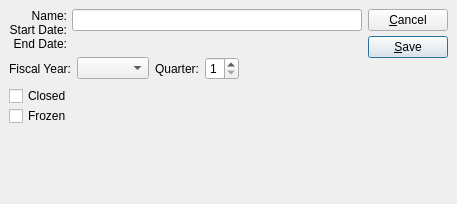
Above: guiclient/accountingPeriod.ui from Pegasus-RPG/xtuple-client before the change. Below: the same form after it.
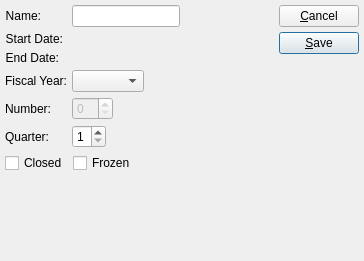
That is the form after the change. Custom widgets are drawn as their Qt base class.

Commit message: issue #9788:  Add support for period number presentation in the client.

Patch:
```diff
--- a/guiclient/accountingPeriod.ui
+++ b/guiclient/accountingPeriod.ui
@@ -8,60 +8,31 @@
 is available at www.xtuple.com/CPAL.  By using this software, you agree
 to be bound by its terms.</comment>
  <class>accountingPeriod</class>
- <widget class="QDialog" name="accountingPeriod" >
-  <property name="geometry" >
+ <widget class="QDialog" name="accountingPeriod">
+  <property name="geometry">
    <rect>
     <x>0</x>
     <y>0</y>
-    <width>457</width>
-    <height>204</height>
+    <width>364</width>
+    <height>261</height>
    </rect>
   </property>
   <property name="windowTitle" >
    <string>Accounting Period</string>
   </property>
-  <layout class="QGridLayout" >
-   <property name="margin" >
-    <number>9</number>
-   </property>
-   <property name="spacing" >
-    <number>6</number>
-   </property>
-   <item row="0" column="0" >
-    <layout class="QVBoxLayout" >
-     <property name="spacing" >
-      <number>6</number>
-     </property>
-     <property name="margin" >
-      <number>0</number>
-     </property>
+  <layout class="QGridLayout" name="gridLayout">
+   <item row="0" column="0">
+    <layout class="QVBoxLayout" name="verticalLayout_2">
      <item>
-      <layout class="QVBoxLayout" >
-       <property name="spacing" >
-        <number>6</number>
-       </property>
-       <property name="margin" >
-        <number>0</number>
-       </property>
+      <layout class="QVBoxLayout" name="verticalLayout">
        <item>
-        <layout class="QHBoxLayout" >
-         <property name="spacing" >
-          <number>5</number>
+        <layout class="QFormLayout" name="formLayout">
+         <property name="fieldGrowthPolicy">
+          <enum>QFormLayout::FieldsStayAtSizeHint</enum>
          </property>
-         <property name="margin" >
-          <number>0</number>
-         </property>
-         <item>
-          <layout class="QVBoxLayout" >
-           <property name="spacing" >
-            <number>0</number>
-           </property>
-           <property name="margin" >
-            <number>0</number>
-           </property>
-           <item>
-            <widget class="QLabel" name="_nameLit" >
-             <property name="text" >
+         <item row="0" column="0">
+          <widget class="QLabel" name="_nameLit">
+           <property name="text">
               <string>Name:</string>
              </property>
              <property name="alignment" >
@@ -72,9 +43,12 @@
              </property>
             </widget>
            </item>
-           <item>
-            <widget class="QLabel" name="_startDateLit" >
-             <property name="text" >
+         <item row="0" column="1">
+          <widget class="QLineEdit" name="_name"/>
+         </item>
+         <item row="1" column="0">
+          <widget class="QLabel" name="_startDateLit">
+           <property name="text">
               <string>Start Date:</string>
              </property>
              <property name="alignment" >
@@ -85,9 +59,12 @@
              </property>
             </widget>
            </item>
-           <item>
-            <widget class="QLabel" name="_endDateLit" >
-             <property name="text" >
+         <item row="1" column="1">
+          <widget class="DLineEdit" name="_startDate"/>
+         </item>
+         <item row="2" column="0">
+          <widget class="QLabel" name="_endDateLit">
+           <property name="text">
               <string>End Date:</string>
              </property>
              <property name="alignment" >
@@ -98,92 +75,12 @@
              </property>
             </widget>
            </item>
-          </layout>
+         <item row="2" column="1">
+          <widget class="DLineEdit" name="_endDate"/>
          </item>
-         <item>
-          <layout class="QVBoxLayout" >
-           <property name="spacing" >
-            <number>0</number>
-           </property>
-           <property name="margin" >
-            <number>0</number>
-           </property>
-           <item>
-            <widget class="QLineEdit" name="_name" />
-           </item>
-           <item>
-            <layout class="QHBoxLayout" >
-             <property name="spacing" >
-              <number>0</number>
-             </property>
-             <property name="margin" >
-              <number>0</number>
-             </property>
-             <item>
-              <layout class="QVBoxLayout" >
-               <property name="spacing" >
-                <number>0</number>
-               </property>
-               <property name="margin" >
-                <number>0</number>
-               </property>
-               <item>
-                <widget class="DLineEdit" name="_startDate" />
-               </item>
-               <item>
-                <widget class="DLineEdit" name="_endDate" />
-               </item>
-              </layout>
-             </item>
-             <item>
-              <spacer>
-               <property name="orientation" >
-                <enum>Qt::Horizontal</enum>
-               </property>
-               <property name="sizeType" >
-                <enum>QSizePolicy::Expanding</enum>
-               </property>
-               <property name="sizeHint" stdset="0" >
-                <size>
-                 <width>81</width>
-                 <height>16</height>
-                </size>
-               </property>
-              </spacer>
-             </item>
-            </layout>
-           </item>
-          </layout>
-         </item>
-        </layout>
-       </item>
-       <item>
-        <layout class="QHBoxLayout" >
-         <property name="spacing" >
-          <number>6</number>
-         </property>
-         <property name="margin" >
-          <number>0</number>
-         </property>
-         <item>
-          <layout class="QHBoxLayout" >
-           <property name="spacing" >
-            <number>6</number>
-           </property>
-           <property name="margin" >
-            <number>0</number>
-           </property>
-           <item>
-            <layout class="QHBoxLayout" >
-             <property name="spacing" >
-              <number>6</number>
-             </property>
-             <property name="margin" >
-              <number>0</number>
-             </property>
-             <item>
-              <widget class="QLabel" name="_yearLit" >
-               <property name="text" >
+         <item row="3" column="0">
+          <widget class="QLabel" name="_yearLit">
+           <property name="text">
                 <string>Fiscal Year:</string>
                </property>
                <property name="alignment" >
@@ -194,22 +91,19 @@
                </property>
               </widget>
              </item>
-             <item>
-              <widget class="XComboBox" name="_year" />
-             </item>
-            </layout>
-           </item>
-           <item>
-            <layout class="QHBoxLayout" >
-             <property name="spacing" >
-              <number>6</number>
-             </property>
-             <property name="margin" >
-              <number>0</number>
-             </property>
-             <item>
-              <widget class="QLabel" name="_quarterLit" >
-               <property name="text" >
+         <item row="3" column="1">
+          <widget class="XComboBox" name="_year"/>
+         </item>
+         <item row="4" column="1">
+          <widget class="QSpinBox" name="_number">
+           <property name="enabled">
+            <bool>false</bool>
+           </property>
+          </widget>
+         </item>
+         <item row="5" column="0">
+          <widget class="QLabel" name="_quarterLit">
+           <property name="text">
                 <string>Quarter:</string>
                </property>
                <property name="alignment" >
@@ -220,9 +114,9 @@
                </property>
               </widget>
              </item>
-             <item>
-              <widget class="QSpinBox" name="_quarter" >
-               <property name="minimum" >
+         <item row="5" column="1">
+          <widget class="QSpinBox" name="_quarter">
+           <property name="minimum">
                 <number>1</number>
                </property>
                <property name="maximum" >
@@ -230,90 +124,46 @@
                </property>
               </widget>
              </item>
-            </layout>
-           </item>
-          </layout>
-         </item>
-         <item>
-          <spacer>
-           <property name="orientation" >
-            <enum>Qt::Horizontal</enum>
+         <item row="4" column="0">
+          <widget class="QLabel" name="_numberLit">
+           <property name="text">
+            <string>Number:</string>
            </property>
-           <property name="sizeHint" stdset="0" >
-            <size>
-             <width>40</width>
-             <height>20</height>
-            </size>
+           <property name="alignment">
+            <set>Qt::AlignRight|Qt::AlignTrailing|Qt::AlignVCenter</set>
            </property>
-          </spacer>
+           <property name="buddy">
+            <cstring>_quarter</cstring>
+           </property>
+          </widget>
          </item>
         </layout>
        </item>
        <item>
-        <layout class="QVBoxLayout" >
-         <property name="spacing" >
-          <number>0</number>
-         </property>
-         <property name="margin" >
-          <number>0</number>
-         </property>
+        <layout class="QHBoxLayout">
          <item>
-          <layout class="QHBoxLayout" >
-           <property name="spacing" >
-            <number>0</number>
-           </property>
-           <property name="margin" >
-            <number>0</number>
-           </property>
-           <item>
-            <widget class="QCheckBox" name="_closed" >
-             <property name="text" >
+          <widget class="QCheckBox" name="_closed">
+           <property name="text">
               <string>Closed</string>
              </property>
             </widget>
            </item>
            <item>
-            <spacer>
-             <property name="orientation" >
-              <enum>Qt::Horizontal</enum>
-             </property>
-             <property name="sizeType" >
-              <enum>QSizePolicy::Expanding</enum>
-             </property>
-             <property name="sizeHint" stdset="0" >
-              <size>
-               <width>56</width>
-               <height>10</height>
-              </size>
-             </property>
-            </spacer>
-           </item>
-          </layout>
-         </item>
-         <item>
-          <layout class="QHBoxLayout" >
-           <property name="spacing" >
-            <number>0</number>
-           </property>
-           <property name="margin" >
-            <number>0</number>
-           </property>
-           <item>
-            <widget class="QCheckBox" name="_frozen" >
-             <property name="text" >
+          <widget class="QCheckBox" name="_frozen">
+           <property name="text">
               <string>Frozen</string>
              </property>
             </widget>
            </item>
            <item>
             <spacer>
-             <property name="orientation" >
+           <property name="orientation">
               <enum>Qt::Horizontal</enum>
              </property>
              <property name="sizeType" >
               <enum>QSizePolicy::Expanding</enum>
              </property>
-             <property name="sizeHint" stdset="0" >
+           <property name="sizeHint" stdset="0">
               <size>
                <width>56</width>
                <height>10</height>
@@ -325,52 +175,60 @@
          </item>
         </layout>
        </item>
-      </layout>
-     </item>
      <item>
       <spacer>
-       <property name="orientation" >
+       <property name="orientation">
         <enum>Qt::Vertical</enum>
        </property>
-       <property name="sizeType" >
+       <property name="sizeType">
         <enum>QSizePolicy::Expanding</enum>
        </property>
-       <property name="sizeHint" stdset="0" >
+       <property name="sizeHint" stdset="0">
         <size>
-         <width>265</width>
+         <width>20</width>
+         <height>0</height>
+        </size>
+       </property>
+      </spacer>
+     </item>
+    </layout>
+   </item>
+   <item row="0" column="1">
+    <spacer>
+     <property name="orientation">
+      <enum>Qt::Horizontal</enum>
+     </property>
+     <property name="sizeType">
+      <enum>QSizePolicy::Expanding</enum>
+     </property>
+     <property name="sizeHint" stdset="0">
+      <size>
+       <width>0</width>
          <height>20</height>
         </size>
        </property>
       </spacer>
      </item>
-    </layout>
-   </item>
-   <item row="0" column="1" >
-    <layout class="QVBoxLayout" >
-     <property name="spacing" >
-      <number>0</number>
-     </property>
-     <property name="margin" >
+   <item row="0" column="2">
+    <layout class="QVBoxLayout">
+     <property name="spacing">
       <number>0</number>
      </property>
      <item>
-      <layout class="QVBoxLayout" >
-       <property name="spacing" >
+      <layout class="QVBoxLayout">
+       <property name="spacing">
         <number>5</number>
        </property>
-       <property name="margin" >
-        <number>0</number>
-       </property>
        <item>
-        <widget class="QPushButton" name="_close" >
-         <property name="text" >
+        <widget class="QPushButton" name="_close">
+         <property name="text">
           <string>&amp;Cancel</string>
          </property>
         </widget>
        </item>
        <item>
-        <widget class="QPushButton" name="_save" >
-         <property name="text" >
+        <widget class="QPushButton" name="_save">
+         <property name="text">
           <string>&amp;Save</string>
          </property>
          <property name="autoDefault" >
@@ -385,13 +243,13 @@
      </item>
      <item>
       <spacer>
-       <property name="orientation" >
+       <property name="orientation">
         <enum>Qt::Vertical</enum>
        </property>
-       <property name="sizeType" >
+       <property name="sizeType">
         <enum>QSizePolicy::Expanding</enum>
        </property>
-       <property name="sizeHint" stdset="0" >
+       <property name="sizeHint" stdset="0">
         <size>
          <width>20</width>
          <height>20</height>
@@ -403,7 +261,7 @@
    </item>
   </layout>
  </widget>
- <layoutdefault spacing="5" margin="5" />
+ <layoutdefault spacing="5" margin="5"/>
  <pixmapfunction>qPixmapFromMimeSource</pixmapfunction>
  <customwidgets>
   <customwidget>
```
Left out of the diff: 40 changed lines with no effect on the pictures. Lines whose indentation alone changed are shown as unchanged. The commit also changes 4 other files.
